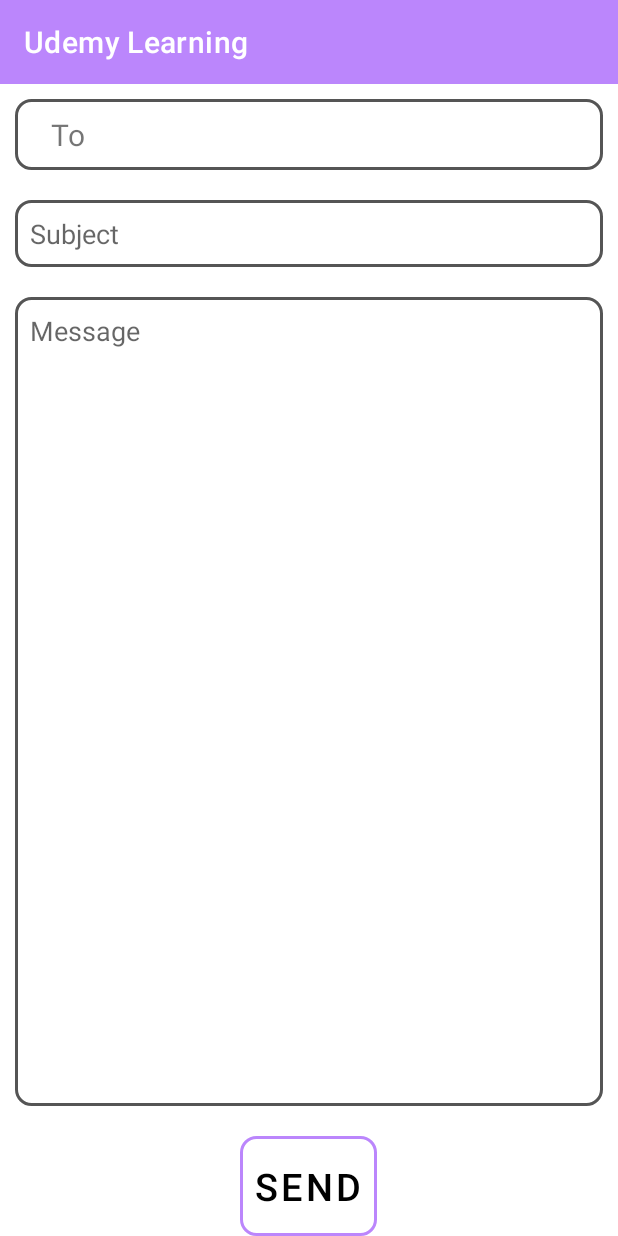
After one commit to kumar-sanju/UdemyLearning, an Android app: the EmailSendOptionActivity screen opened directly, with no data from a screen before it, on a phone screen of 412 x 824 dp. The commit adds this screen. Run offline under Robolectric (Android 15) with nearby library versions, the phone set to English and light mode, and no system bars.

Commit message:
new layout

```diff
--- a/app/src/main/AndroidManifest.xml
+++ b/app/src/main/AndroidManifest.xml
@@ -18,7 +18,8 @@
         android:roundIcon="@mipmap/ic_launcher_round"
         android:supportsRtl="true"
         android:theme="@style/AppTheme">
-        <activity android:name=".JsonActivity"></activity>
+        <activity android:name=".EmailSendOptionActivity"></activity>
+        <activity android:name=".JsonActivity" />
         <activity android:name=".imageProgressBarActivity" />
         <activity
             android:name=".ImagesSelectorActivity"
--- /dev/null
+++ b/app/src/main/java/com/sanju/udemylearning/EmailSendOptionActivity.java
@@ -0,0 +1,40 @@
+package com.sanju.udemylearning;
+
+import androidx.appcompat.app.AppCompatActivity;
+
+import android.content.Intent;
+import android.net.Uri;
+import android.os.Bundle;
+import android.view.View;
+import android.widget.Button;
+import android.widget.EditText;
+
+public class EmailSendOptionActivity extends AppCompatActivity {
+
+    Button bt_send;
+    EditText et_to,et_subject,et_messaage;
+
+    @Override
+    protected void onCreate(Bundle savedInstanceState) {
+        super.onCreate(savedInstanceState);
+        setContentView(R.layout.activity_email_send_option);
+
+        et_to = findViewById(R.id.et_to);
+        et_subject = findViewById(R.id.et_subject);
+        et_messaage = findViewById(R.id.et_messaage);
+        bt_send = findViewById(R.id.bt_send);
+
+        bt_send.setOnClickListener(new View.OnClickListener() {
+            @Override
+            public void onClick(View v) {
+                Intent intent = new Intent(Intent.ACTION_VIEW
+                , Uri.parse("mailto:" + et_to.getText().toString()));
+                intent.putExtra(Intent.EXTRA_SUBJECT, et_subject.getText().toString());
+                intent.putExtra(Intent.EXTRA_TEXT, et_messaage.getText().toString());
+                startActivity(intent);
+            }
+        });
+
+
+    }
+}
--- a/app/src/main/java/com/sanju/udemylearning/HomeActivity.java
+++ b/app/src/main/java/com/sanju/udemylearning/HomeActivity.java
@@ -36,7 +36,14 @@ public class HomeActivity extends AppCompatActivity {
         Button progressButton = (Button) findViewById(R.id.progressButton);
         Button multipleImagePicker = (Button) findViewById(R.id.multipleImagePicker);
         Button imageProgressBar = (Button) findViewById(R.id.imageProgressBar);
+        Button emailSend = (Button) findViewById(R.id.emailSend);
 
+        emailSend.setOnClickListener(new View.OnClickListener() {
+            @Override
+            public void onClick(View v) {
+                startActivity(new Intent(HomeActivity.this, EmailSendOptionActivity.class));
+            }
+        });
         imageProgressBar.setOnClickListener(new View.OnClickListener() {
             @Override
             public void onClick(View v) {
--- /dev/null
+++ b/app/src/main/res/drawable/bg_round.xml
@@ -0,0 +1,12 @@
+<?xml version="1.0" encoding="utf-8"?>
+<shape
+    xmlns:android="http://schemas.android.com/apk/res/android"
+    android:shape="rectangle">
+
+    <solid android:color="@android:color/transparent"/>
+    <corners android:radius="10dp"/>
+    <stroke android:width="2dp"
+        android:color="@color/gray"
+        />
+
+</shape>
--- /dev/null
+++ b/app/src/main/res/layout/activity_email_send_option.xml
@@ -0,0 +1,70 @@
+<?xml version="1.0" encoding="utf-8"?>
+<LinearLayout
+    xmlns:android="http://schemas.android.com/apk/res/android"
+    xmlns:app="http://schemas.android.com/apk/res-auto"
+    xmlns:tools="http://schemas.android.com/tools"
+    android:layout_width="match_parent"
+    android:layout_height="match_parent"
+    android:orientation="vertical"
+    tools:context=".EmailSendOptionActivity">
+
+    <LinearLayout
+        android:layout_width="match_parent"
+        android:layout_height="wrap_content"
+        android:padding="10dp"
+        android:layout_margin="10dp"
+        android:background="@drawable/bg_round"
+        >
+        <TextView
+            android:layout_width="50dp"
+            android:layout_height="wrap_content"
+            android:text="To"
+            android:textSize="20sp"
+            android:gravity="center"
+            />
+        <EditText
+            android:layout_width="match_parent"
+            android:layout_height="match_parent"
+            android:id="@+id/et_to"
+            android:background="@android:color/transparent"
+            />
+
+    </LinearLayout>
+
+    <EditText
+        android:layout_width="match_parent"
+        android:layout_height="wrap_content"
+        android:id="@+id/et_subject"
+        android:hint="Subject"
+        android:padding="10dp"
+        android:layout_marginTop="10dp"
+        android:layout_margin="10dp"
+        android:background="@drawable/bg_round"
+        />
+    <EditText
+        android:layout_width="match_parent"
+        android:layout_height="0dp"
+        android:layout_weight="1"
+        android:gravity="top"
+        android:id="@+id/et_messaage"
+        android:hint="Message"
+        android:padding="10dp"
+        android:layout_margin="10dp"
+        android:layout_marginTop="10dp"
+        android:background="@drawable/bg_round"
+        />
+
+    <Button
+        android:layout_width="wrap_content"
+        android:layout_height="wrap_content"
+        android:id="@+id/bt_send"
+        android:text="Send"
+        android:textSize="25dp"
+        android:textColor="@color/black"
+        android:padding="10dp"
+        android:layout_marginTop="10dp"
+        android:background="@drawable/bg_round"
+        android:layout_gravity="center"
+        />
+
+</LinearLayout>
--- a/app/src/main/res/layout/activity_home.xml
+++ b/app/src/main/res/layout/activity_home.xml
@@ -13,6 +13,18 @@
         android:orientation="vertical"
         android:layout_margin="10dp"
         >
+        <TextView
+            android:layout_width="match_parent"
+            android:layout_height="wrap_content"
+            android:text="Email Send"
+            android:gravity="center"
+            />
+        <Button
+            android:id="@+id/emailSend"
+            android:layout_width="match_parent"
+            android:layout_height="wrap_content"
+            android:text="Email Send"
+            />
         <TextView
             android:layout_width="match_parent"
             android:layout_height="wrap_content"
```
